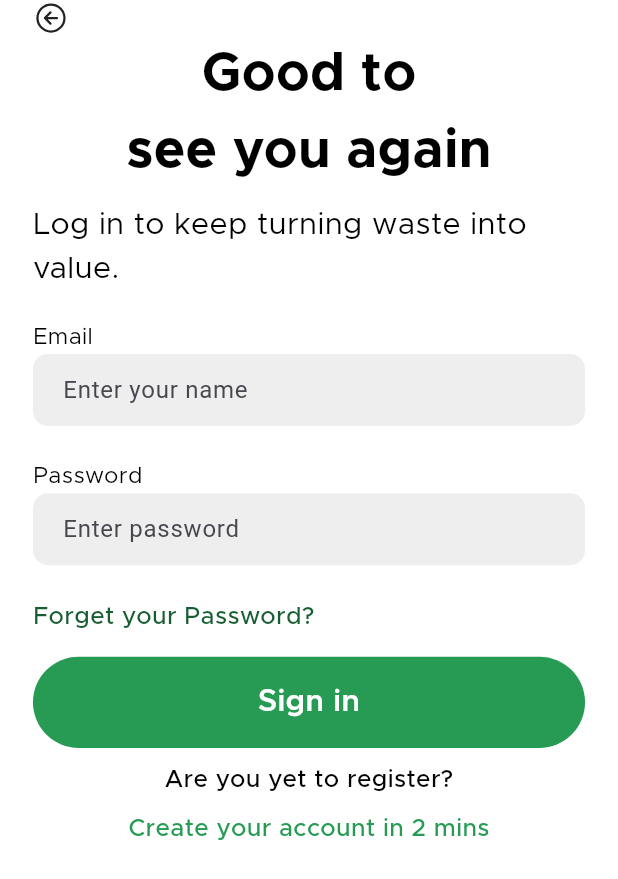
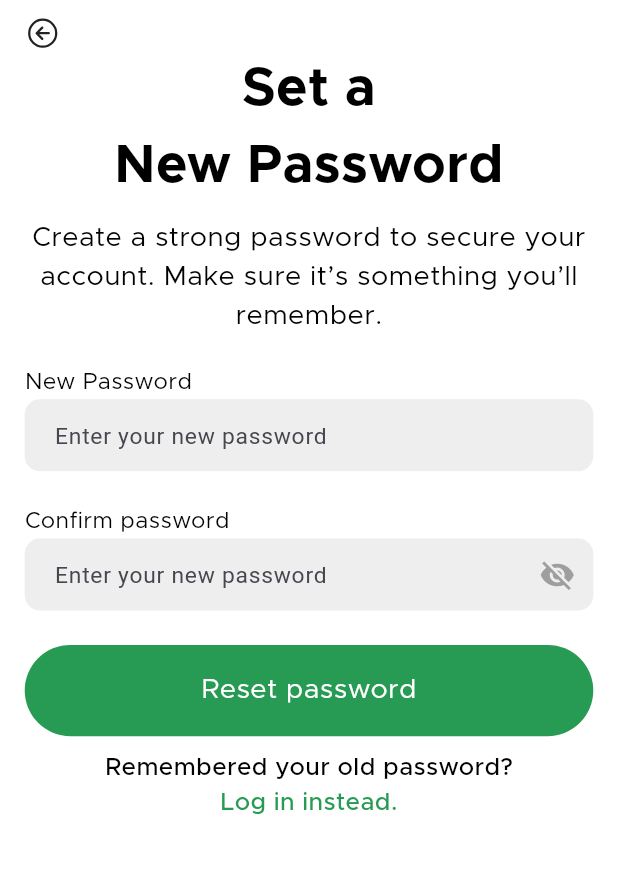
Before and after one commit to noyevate/trash2cash, a Flutter app: the SsetNewPass screen opened directly, on a phone screen of 412 x 824 dp. Shown: the top 879 px of the screen. Run offline on Flutter 3.47's test engine with Material 3 defaults, Android fonts, the phone set to English and light mode, and no system bars; our stand-ins replace email_validator, flutter_screenutil, ionicons.

Commit message:
(Reset Pass): Completed Ui

```diff
--- a/lib/constants/custom_form.dart
+++ b/lib/constants/custom_form.dart
@@ -35,7 +35,8 @@ class CustomForm extends StatelessWidget {
           hintText: hintText,
           contentPadding: EdgeInsets.symmetric(horizontal: 16, vertical: 12),
           hintStyle: TextStyle(
-            color: Color(0xff49454F)
+            color: Color(0xff49454F),
+            fontSize: 15.sp
           ),
           filled: true,
           fillColor: darkTheme ? Colors.black45 : Colors.grey.shade200,
--- a/lib/features/Auth/presentation/pages/sset_new_pass.dart
+++ b/lib/features/Auth/presentation/pages/sset_new_pass.dart
@@ -7,24 +7,36 @@ import 'package:trash2cash/constants/custom_form.dart';
 import 'package:trash2cash/constants/r_text.dart';
 import 'package:trash2cash/constants/space_exs.dart';
 import 'package:trash2cash/features/Auth/presentation/pages/forgot_password.dart';
+import 'package:trash2cash/features/Auth/presentation/pages/login_with_mail.dart';
 import 'package:trash2cash/features/Auth/presentation/pages/register_page.dart';
 
-class SsetNewPass extends StatelessWidget {
+class SsetNewPass extends StatefulWidget {
   const SsetNewPass({super.key});
 
   @override
-  Widget build(BuildContext context) {
-    // ignore: prefer_final_fields
-    // bool _passwordVisible = false;
-    final TextEditingController emailTextEditingController =
-        TextEditingController();
+  State<SsetNewPass> createState() => _SsetNewPassState();
+}
+
+class _SsetNewPassState extends State<SsetNewPass> {
+  // ignore: no_leading_underscores_for_local_identifiers
+    bool _passwordVisible = false;
     final TextEditingController passwordTextEditingController =
         TextEditingController();
-    return Scaffold(
+    final TextEditingController confirmPasswordTextEditingController =
+        TextEditingController();
+  @override
+  Widget build(BuildContext context) {
+
+
+    return GestureDetector(
+      onTap: () {
+        FocusScope.of(context).unfocus();
+      },
+      child: Scaffold(
         backgroundColor: Colors.white,
-      body: Padding(
-        padding: EdgeInsets.only(left: 20.w, right: 20.w),
-        child: SafeArea(
+        body: SafeArea(
+          child: SingleChildScrollView(
+            padding: EdgeInsets.only(left: 15.w, right: 15.w, top: 10.h),
             child: Column(
               crossAxisAlignment: CrossAxisAlignment.start,
               children: [
@@ -36,93 +48,68 @@ class SsetNewPass extends StatelessWidget {
                   child: Icon(Ionicons.arrow_back_circle_outline),
                 ),
                 Center(
-                child: Column(
-                  children: [
-                    RText(
-                        title: "Good to",
+                  child: RText(
+                      title: "Set a\nNew Password",
+                      textAlign: TextAlign.center,
                       style: TextStyle(
                           color: Colors.black,
                           fontSize: 35.sp,
                           fontWeight: FontWeight.bold)),
-                    RText(
-                        title: "see you again",
-                        style: TextStyle(
-                            color: Colors.black,
-                            fontSize: 35.sp,
-                            fontWeight: FontWeight.bold)),
-                  ],
-                ),
                 ),
                 10.l,
                 Center(
                   child: RText(
-                    title: "Log in to keep turning waste into value.",
+                      title: "Create a strong password to secure your ",
+                      textAlign: TextAlign.center,
                       style: TextStyle(
                           color: Colors.black,
-                        fontSize: 20.sp,
+                          fontSize: 18.sp,
+                          fontWeight: FontWeight.w400)),
+                ),
+                Center(
+                  child: RText(
+                      title: "account. Make sure it’s something you’ll\nremember.",
+                      textAlign: TextAlign.center,
+                      style: TextStyle(
+                          color: Colors.black,
+                          fontSize: 18.sp,
                           fontWeight: FontWeight.w400)),
                 ),
                 20.l,
                 RText(
-                  title: "Email",
+                    title: "New Password",
                     style: TextStyle(color: Colors.black, fontSize: 15.sp)),
                 CustomForm(
                   darkTheme: false,
                   prefixIcon: null,
-                hintText: "Enter your name",
-                controller: emailTextEditingController,
-                validator: (text) {
-                  if (text == null || text.isEmpty) {
-                    return "email can\'t be empty";
-                  }
-                  if (text.length < 2) {
-                    return "Please enter a valid email";
-                  }
-                  if (EmailValidator.validate(text) == true) {
-                    return null;
-                  }
-                  if (text.length > 50) {
-                    return "email can\'t be more than 50 characters";
-                  }
-                  return null;
-                },
+                  hintText: "Enter your new password",
+                  controller: passwordTextEditingController,
+
                 ),
                 10.l,
                 RText(
-                  title: "Password",
+                    title: "Confirm password",
                     style: TextStyle(color: Colors.black, fontSize: 15.sp)),
                 CustomForm(
                   darkTheme: false,
                   prefixIcon: null,
-                hintText: "Enter password",
-                controller: passwordTextEditingController,
-                // obscureText: !_passwordVisible,
-                // suffixIcon: IconButton(
-                //   onPressed: () {
-                //     setState(() {
-                //       _passwordVisible = !_passwordVisible;
-                //     });
-                //   },
-                //   icon: Icon(
-                //     _passwordVisible ? Icons.visibility : Icons.visibility_off,
-                //     color: Colors.grey,
-                //   ),
-                // ),
+                  hintText: "Enter your new password",
+                  controller: confirmPasswordTextEditingController,
+                  obscureText: !_passwordVisible,
+                  suffixIcon: IconButton(
+                    onPressed: () {
+                      setState(() {
+                        _passwordVisible = !_passwordVisible;
+                      });
+                    },
+                    icon: Icon(
+                      _passwordVisible ? Icons.visibility : Icons.visibility_off,
+                      color: Colors.grey,
+                    ),
+                  ),
                 ),
                 10.l,
-              GestureDetector(
-                onTap: () {
-                  Navigator.push(context,
-                      MaterialPageRoute(builder: (context) => ForgotPassword()));
-                },
-                child: RText(
-                    title: "Forget your Password?",
-                    style: TextStyle(
-                        color: Tcolor.SecondaryGreen,
-                        fontSize: 16.sp,
-                        fontWeight: FontWeight.w500)),
-              ),
-              15.l,
+
                 GestureDetector(
                   onTap: () {
                     // Navigator.push(
@@ -141,11 +128,11 @@ class SsetNewPass extends StatelessWidget {
                         borderRadius: BorderRadius.circular(30.r)),
                     child: Center(
                       child: RText(
-                      title: "Sign in",
+                        title: "Reset password",
                         style: TextStyle(
-                          fontSize: 20.sp,
+                            fontSize: 18.sp,
                             color: Colors.white,
-                          fontWeight: FontWeight.w600),
+                            fontWeight: FontWeight.w400),
                       ),
                     ),
                   ),
@@ -153,21 +140,20 @@ class SsetNewPass extends StatelessWidget {
                 10.l,
                 Center(
                   child: RText(
-                    title: "Are you yet to register?",
+                      title: "Remembered your old password?",
                       style: TextStyle(
                           color: Colors.black,
                           fontSize: 16.sp,
                           fontWeight: FontWeight.w500)),
                 ),
-              10.l,
                 Center(
                   child: GestureDetector(
                     onTap: () {
                       Navigator.push(context,
-                        MaterialPageRoute(builder: (context) => RegisterPage()));
+                          MaterialPageRoute(builder: (context) => LoginWithMail()));
                     },
                     child: RText(
-                      title: "Create your account in 2 mins",
+                        title: "Log in instead.",
                         style: TextStyle(
                             color: Tcolor.PrimaryGreen,
                             fontSize: 16.sp,
@@ -178,6 +164,7 @@ class SsetNewPass extends StatelessWidget {
             ),
           ),
         ),
+      ),
     );
   }
 }
```
Also changed, not shown: lib/features/Auth/presentation/pages/check_inbox.dart (+6 -5 lines), lib/features/Auth/presentation/pages/login_with_mail.dart (+22 -16 lines), lib/features/Auth/presentation/pages/register_page.dart (+15 -14 lines). Lines whose indentation alone changed are shown as unchanged.
